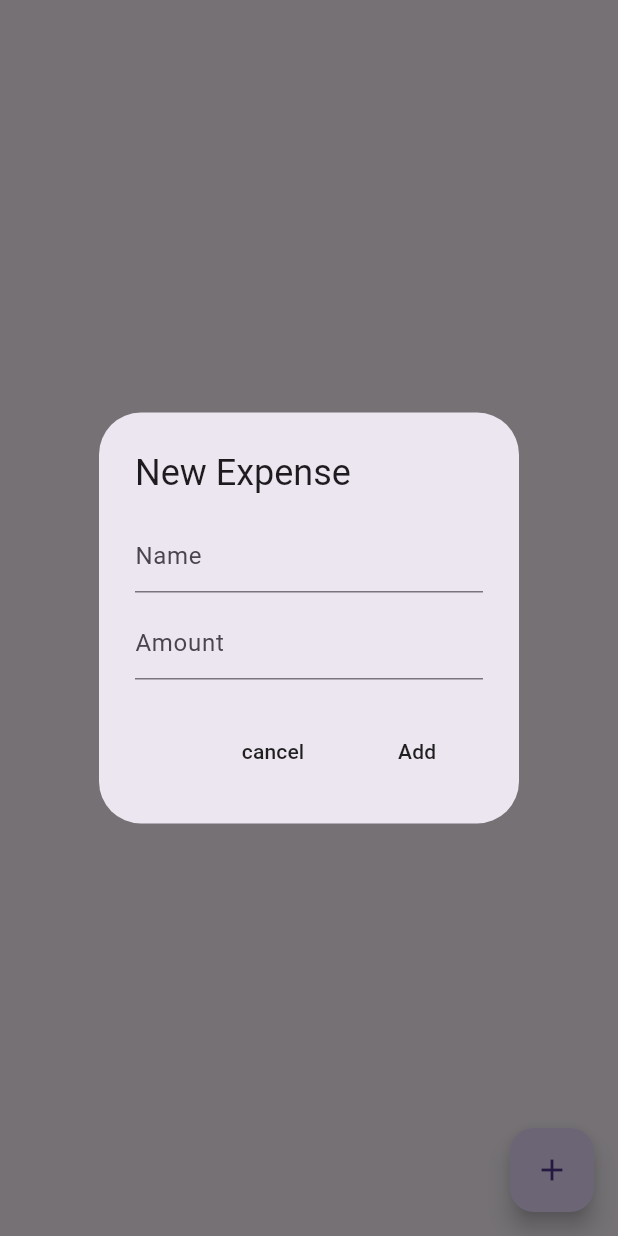
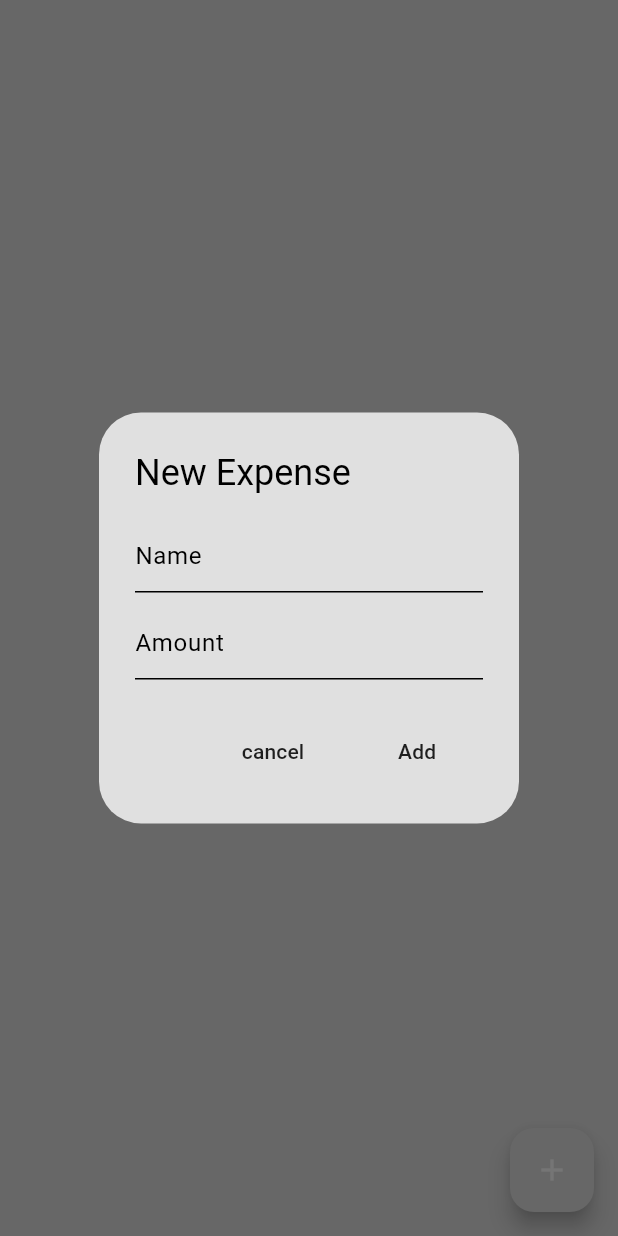
Before and after one commit to ZheerBarzan/project_expense_tracker, a Flutter app: the screen it shows after launch, after a tap on the "add" icon, on a phone screen of 412 x 824 dp. Run offline on Flutter 3.47's test engine with Material 3 defaults, Android fonts, the phone set to English and light mode, and no system bars; our stand-ins replace isar; accounts and stored records are empty; generated files the repository leaves out were written again.

Commit message:
adding the themes

```diff
--- a/lib/main.dart
+++ b/lib/main.dart
@@ -1,14 +1,29 @@
 import 'package:flutter/material.dart';
 import 'package:project_expense_tracker/database/expense_database.dart';
 import 'package:project_expense_tracker/pages/home_page.dart';
+import 'package:project_expense_tracker/themes/theme_provider.dart';
 import 'package:provider/provider.dart';
 
 void main() async {
   WidgetsFlutterBinding.ensureInitialized();
 
   await ExpenseDatabase.initialize();
-  runApp(ChangeNotifierProvider(
-      create: (context) => ExpenseDatabase(), child: const MyApp()));
+
+  runApp(
+    MultiProvider(
+      providers: [
+        ChangeNotifierProvider<ExpenseDatabase>(
+          create: (context) => ExpenseDatabase(),
+        ),
+        ChangeNotifierProvider<ThemeProvider>(
+          create: (context) => ThemeProvider(),
+        ),
+      ],
+      child: const MyApp(),
+
+      // child: const MyApp(),
+    ),
+  );
 }
 
 class MyApp extends StatelessWidget {
@@ -17,9 +32,10 @@ class MyApp extends StatelessWidget {
   // This widget is the root of your application.
   @override
   Widget build(BuildContext context) {
-    return const MaterialApp(
+    return MaterialApp(
       debugShowCheckedModeBanner: false,
-      home: HomePage(),
+      theme: Provider.of<ThemeProvider>(context).themeData,
+      home: const HomePage(),
     );
   }
 }
--- a/lib/pages/home_page.dart
+++ b/lib/pages/home_page.dart
@@ -84,6 +84,7 @@ class _HomePageState extends State<HomePage> {
     return Consumer<ExpenseDatabase>(
       builder: (context, value, child) => Scaffold(
         floatingActionButton: FloatingActionButton(
+          backgroundColor: Theme.of(context).colorScheme.surface,
           onPressed: _openNewExpenseBox,
           child: const Icon(Icons.add),
         ),
--- /dev/null
+++ b/lib/themes/dark_theme.dart
@@ -0,0 +1,9 @@
+import 'package:flutter/material.dart';
+
+ThemeData darkMode = ThemeData(
+    colorScheme: ColorScheme.dark(
+        surface: Colors.grey.shade900,
+        primary: Colors.grey.shade600,
+        secondary: Colors.grey.shade700,
+        tertiary: Colors.grey.shade800,
+        inversePrimary: Colors.grey.shade300));
--- /dev/null
+++ b/lib/themes/light_theme.dart
@@ -0,0 +1,9 @@
+import 'package:flutter/material.dart';
+
+ThemeData lightMode = ThemeData(
+    colorScheme: ColorScheme.light(
+        surface: Colors.grey.shade300,
+        primary: Colors.grey.shade500,
+        secondary: Colors.grey.shade200,
+        tertiary: Colors.white,
+        inversePrimary: Colors.grey.shade900));
--- /dev/null
+++ b/lib/themes/theme_provider.dart
@@ -0,0 +1,26 @@
+import 'package:flutter/material.dart';
+import 'package:project_expense_tracker/themes/dark_theme.dart';
+import 'package:project_expense_tracker/themes/light_theme.dart';
+
+class ThemeProvider extends ChangeNotifier {
+  ThemeData _themeData = lightMode;
+
+  // to get the theme
+  ThemeData get themeData => _themeData;
+  // cheking if the it is dark mode
+  bool get isDarkMode => _themeData == darkMode;
+  // setiing the theme
+  set themeData(ThemeData themeData) {
+    _themeData = themeData;
+    notifyListeners();
+  }
+
+// toggle modes
+  void toggleThemeMode() {
+    if (_themeData == lightMode) {
+      themeData = darkMode;
+    } else {
+      themeData = lightMode;
+    }
+  }
+}
```
